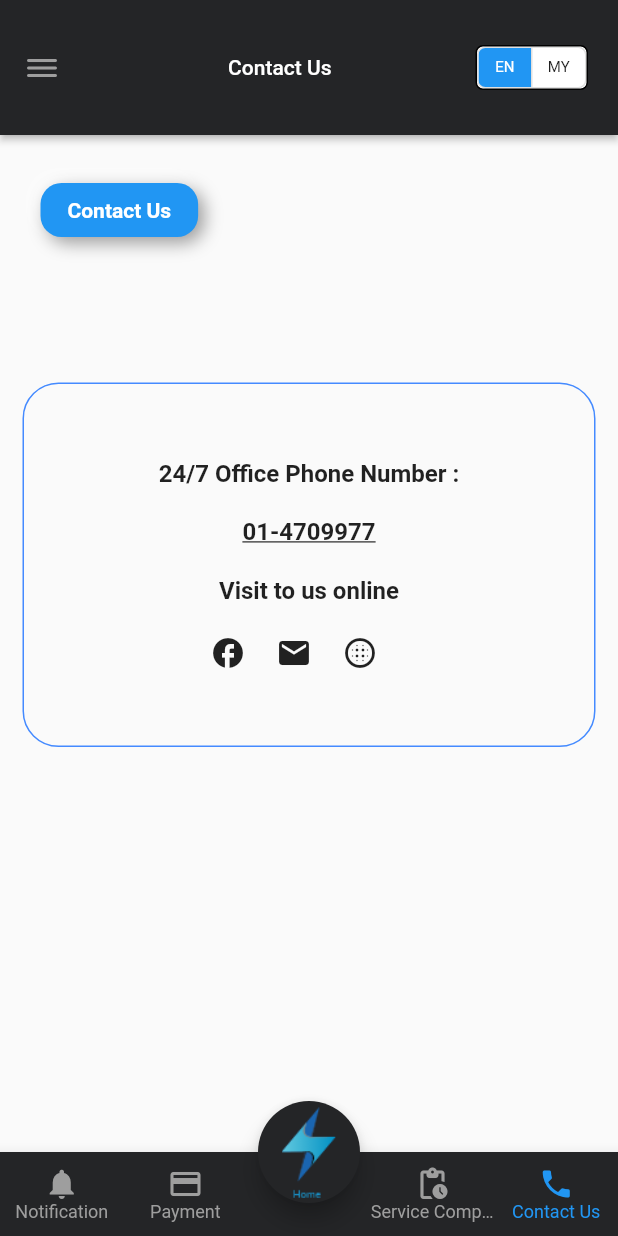
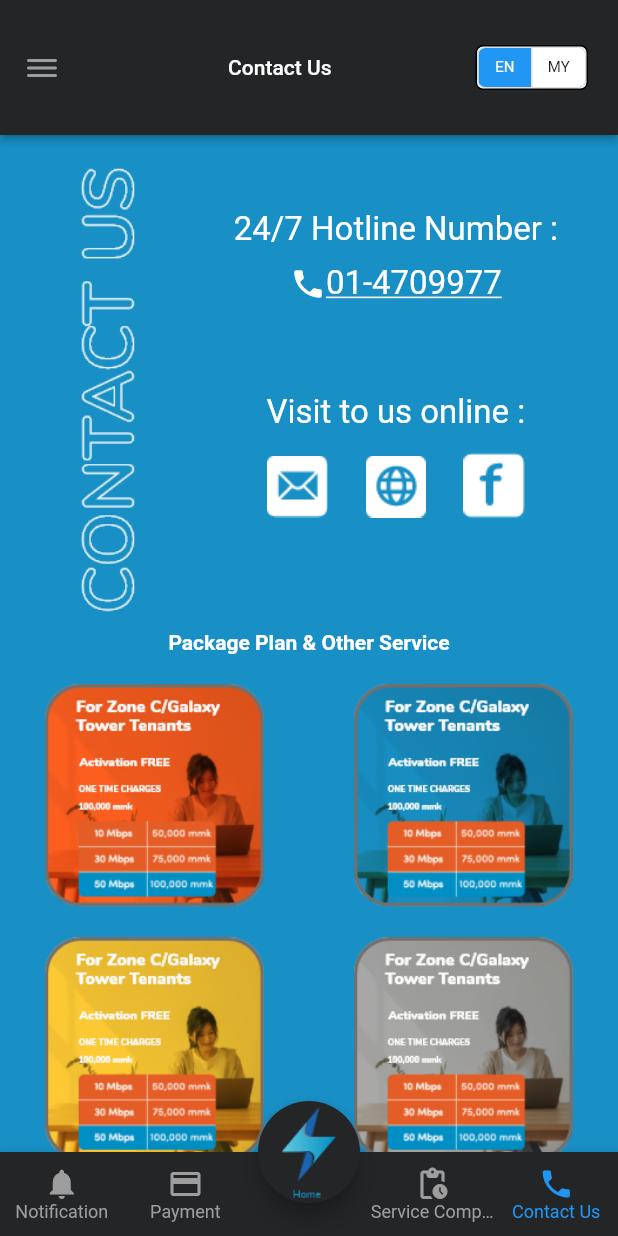
Before and after one commit to MOC-DEV-TH/MJN-User, a Flutter app: the screen it shows after launch, item 5 of the bottom bar chosen, on a phone screen of 412 x 824 dp. Run offline on Flutter 3.47's test engine with Material 2 defaults, Android fonts, the phone set to English and light mode, and no system bars; drawn by our look-alikes of flutter_neumorphic; our stand-ins replace carousel_pro, firebase_core, firebase_messaging, floor, flutter_local_notifications, get and 4 more; accounts and stored records are empty.

Commit message:
implement new screen

```diff
--- /dev/null
+++ b/lib/NewViews/NewContactUsView.dart
@@ -0,0 +1,151 @@
+import 'package:flutter/material.dart';
+import 'package:url_launcher/url_launcher.dart';
+
+class NewContactUsView extends StatefulWidget {
+  @override
+  _NewContactUsViewState createState() => _NewContactUsViewState();
+}
+
+class _NewContactUsViewState extends State<NewContactUsView> {
+  @override
+  Widget build(BuildContext context) {
+    return Scaffold(
+      backgroundColor: Color(0xff188FC5),
+      body: SingleChildScrollView(
+        child: Column(
+          children: [
+            Container(
+              margin: EdgeInsets.only(left: 20, right: 20,top: 20),
+              height: 300,
+              child: Row(
+                mainAxisAlignment: MainAxisAlignment.spaceBetween,
+                children: [
+                  Padding(
+                    padding: const EdgeInsets.only(left: 20),
+                    child: Image(image: AssetImage('assets/images/contact_us.png')),
+                  ),
+
+                  Padding(
+                    padding: const EdgeInsets.only(top: 30,right: 20),
+                    child: Column(
+                      children: [
+                        Text(
+                          '24/7 Hotline Number :',
+                          style: TextStyle(
+                              color: Colors.white,
+                              fontSize: 22,
+                              fontWeight: FontWeight.normal),
+                        ),
+
+                        SizedBox(height: 10,),
+
+                        Row(
+                          children: [
+                            Icon(Icons.phone,color: Colors.white,),
+                            InkWell(
+                              onTap: (){
+                                launch(('tel://01-4709977'));
+                              },
+                              child: Text(
+                                '01-4709977',
+                                style: TextStyle(
+                                  color: Colors.white,
+                                  fontSize: 22,
+                                  fontWeight: FontWeight.normal,
+                                  decoration: TextDecoration.underline,
+                                ),
+                              ),
+                            ),
+                          ],
+                        ),
+
+                        SizedBox(height: 60,),
+
+                        Text(
+                          'Visit to us online :',
+                          style: TextStyle(
+                              color: Colors.white,
+                              fontSize: 22,
+                              fontWeight: FontWeight.normal),
+                        ),
+
+                        SizedBox(height: 10,),
+
+                        Row(
+                          children: [
+
+                            Image(image: AssetImage('assets/images/email.png')),
+
+                            SizedBox(width: 25,),
+
+                            Image(image: AssetImage('assets/images/web_icon.png')),
+
+                            SizedBox(width: 25,),
+
+                            Image(image: AssetImage('assets/images/fb_icon.png')),
+
+                          ],
+                        ),
+
+                      ],
+                    ),
+                  )
+                ],
+              ),
+            ),
+
+
+            Column(
+              crossAxisAlignment: CrossAxisAlignment.start,
+              children: [
+                Container(
+                  color: Color(0xff188FC5),
+                  child: Column(
+                    children: [
+                      SizedBox(
+                        height: 10,
+                      ),
+                      Text(
+                        "Package Plan & Other Service",
+                        textAlign: TextAlign.center,
+                        style: TextStyle(
+                            fontSize: 14,
+                            fontWeight: FontWeight.bold,
+                            color: Colors.white),
+                      ),
+                      SizedBox(
+                        height: 10,
+                      ),
+                      GridView(
+                          shrinkWrap: true,
+                          physics: ScrollPhysics(),
+                          primary: false,
+                          padding: const EdgeInsets.all(10),
+                          scrollDirection: Axis.vertical,
+                          children: [
+                            Image(image: AssetImage('assets/images/package_one.png')),
+                            Image(image: AssetImage('assets/images/package_two.png')),
+                            Image(image: AssetImage( 'assets/images/package_three.png')),
+                            Image(image: AssetImage('assets/images/package_four.png')),
+                            Image(image: AssetImage( 'assets/images/package_one.png')),
+                            Image(image: AssetImage('assets/images/package_two.png')),
+                          ],
+                          gridDelegate: SliverGridDelegateWithMaxCrossAxisExtent(
+                            maxCrossAxisExtent: 200,
+                            mainAxisSpacing: 20,
+                            crossAxisSpacing: 20,
+                            childAspectRatio: (1 / .8),
+                          )),
+                    ],
+                  ),
+                )
+              ],
+            ),
+
+
+          ],
+        ),
+      ),
+    );
+  }
+}
--- a/lib/views/TabView.dart
+++ b/lib/views/TabView.dart
@@ -1,6 +1,9 @@
 import 'package:MJN/NewViews/LoginView1.dart';
 import 'package:MJN/NewViews/NewAboutUsView.dart';
+import 'package:MJN/NewViews/NewContactUsView.dart';
 import 'package:MJN/NewViews/NewHomeView.dart';
+import 'package:MJN/NewViews/NewProductAndServiceView.dart';
+import 'package:MJN/NewViews/NewTermAndConditionView.dart';
 import 'package:MJN/Widgets/main_drawer.dart';
 import 'package:MJN/utils/app_constants.dart';
 import 'package:MJN/utils/app_utils.dart';
@@ -52,6 +55,8 @@ class _TabScreensState extends State<TabScreens> {
     'Pineapple'
   ];
 
+
+
   @override
   void initState() {
     visible = false;
@@ -79,6 +84,7 @@ class _TabScreensState extends State<TabScreens> {
       navSelectedIndex = true;
     });
   }
+
 
   _showPopupMenu() {
     showMenu<String>(
@@ -196,7 +202,9 @@ class _TabScreensState extends State<TabScreens> {
             value: '7'),
       ],
       elevation: 8.0,
-    ).then<void>((String itemSelected) {
+
+    ).
+    then<void>((String itemSelected) {
       if (itemSelected == null) return;
 
       if (itemSelected == "1") {
@@ -258,15 +266,15 @@ class _TabScreensState extends State<TabScreens> {
       case 3:
         return ServiceComplainView();
       case 4:
-        return ContactUsView();
+        return NewContactUsView();
       case 5:
         return NewAboutUsView();
       case 6:
-        return ProductAndServiceView();
+        return NewProductAndServiceView();
       case 7:
-        return TermAndConditionView();
+        return NewTermAndConditionView();
       case 8:
-        return ContactUsView();
+        return NewContactUsView();
       case 9:
         return AccountView();
       case 10:
```
Also changed, not shown: lib/NewViews/NewAboutUsView.dart (+19 -8 lines), lib/NewViews/NewProductAndServiceView.dart (added, +83 -0 lines), lib/NewViews/NewTermAndConditionView.dart (added, +143 -0 lines), lib/Widgets/productAndServiceItems.dart (added, +39 -0 lines), pubspec.yaml (+7 -1 lines), assets/images/contact_us.png (added), assets/images/email.png (added), assets/images/fb_icon.png (added), assets/images/offer.png (added), assets/images/web_icon.png (added).
